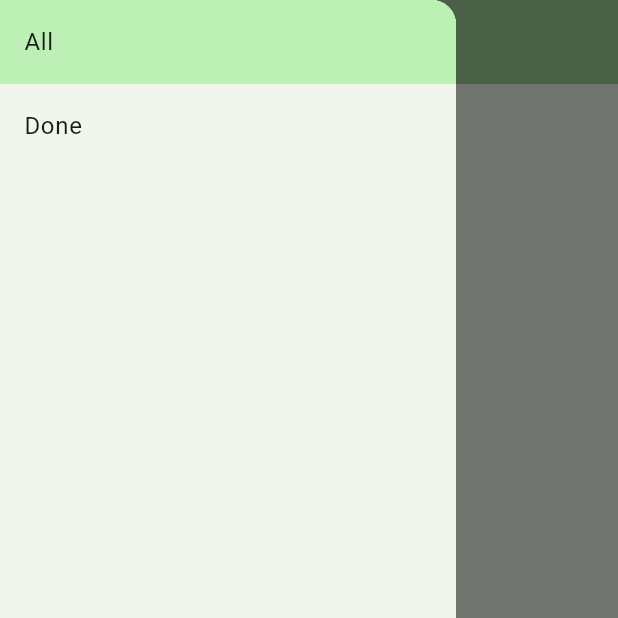
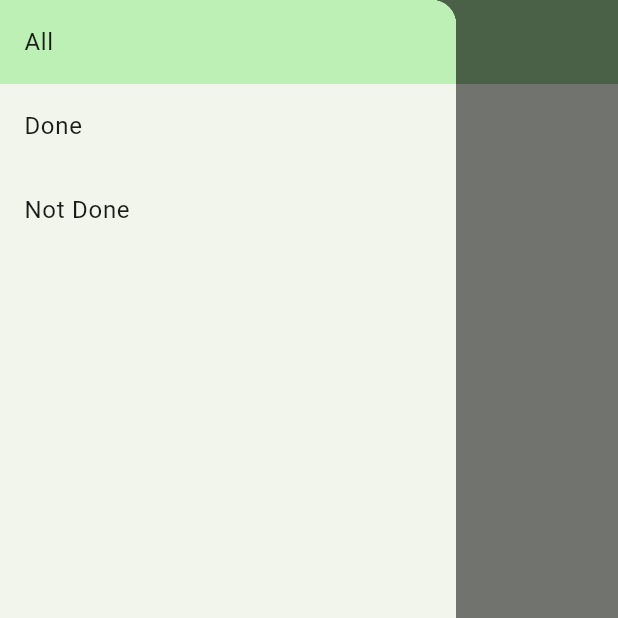
Before and after one commit to IgorAugst/todo_flutter, a Flutter app: the screen it shows after launch, with the side drawer open, on a phone screen of 412 x 824 dp, the top half of it. Run offline on Flutter 3.47's test engine with Material 3 defaults, Android fonts, the phone set to English and light mode, and no system bars.

Commit message:
Adiciona categoria

```diff
--- a/lib/category.dart
+++ b/lib/category.dart
@@ -1,7 +1,7 @@
 class Category {
   final String? id;
   final String name;
-  final bool isDone;
+  final bool? isDone;
 
-  Category({this.id, this.name = "All", this.isDone = false});
+  const Category({this.id, this.name = "All", this.isDone});
 }
--- a/lib/main.dart
+++ b/lib/main.dart
@@ -84,10 +84,10 @@ class _MyHomePageState extends State<MyHomePage> {
               ListView.builder(
                   shrinkWrap: true,
                   physics: NeverScrollableScrollPhysics(),
-                  itemCount: todoProvider.getTodoItemCount(done: _selectedCategory.isDone),
+                  itemCount: todoProvider.getTodoItemCount(category: _selectedCategory),
                   itemBuilder: (BuildContext context, int index) {
                     return ItemWidget(
-                        item: todoProvider.getTodoItems(done: _selectedCategory.isDone)[index]);
+                        item: todoProvider.getTodoItems(category: _selectedCategory)[index]);
                   }),
             ],
           ),
--- a/lib/todo_provider.dart
+++ b/lib/todo_provider.dart
@@ -12,16 +12,20 @@ class TodoProvider extends ChangeNotifier {
   }
 
   void _addDefaultCategories() {
-    _categories.add(Category(name: 'All', isDone: false));
+    _categories.add(Category(name: 'All', isDone: null));
     _categories.add(Category(name: 'Done', isDone: true));
+    _categories.add(Category(name: 'Not Done', isDone: false));
   }
 
-  List<TodoItem> getTodoItems({bool done = false}) {
-    return _items.where((item) => item.isDone == done).toList();
+  List<TodoItem> getTodoItems({Category category = const Category()}) {
+    if (category.isDone == null){
+      return _items;
+    }
+      return _items.where((item) => item.isDone == category.isDone).toList();
   }
 
-  int getTodoItemCount({bool done = false}) {
-    return getTodoItems(done: done).length;
+  int getTodoItemCount({Category category = const Category()}) {
+    return getTodoItems(category: category).length;
   }
 
   void _addInitialItems() {
```
